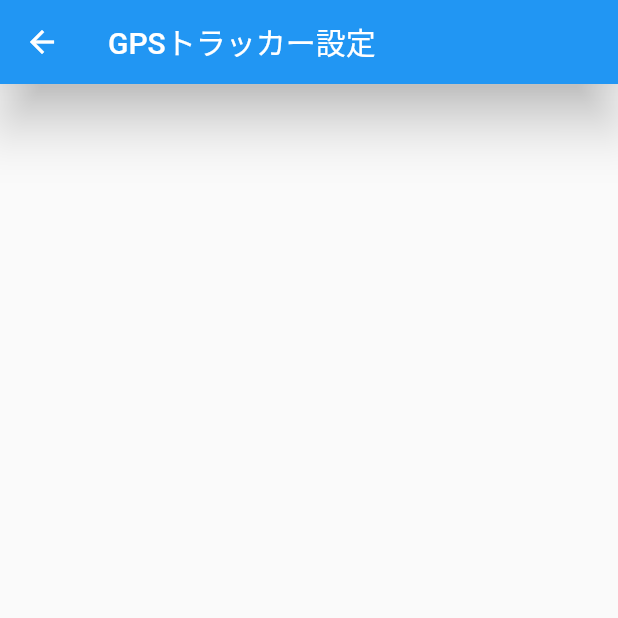
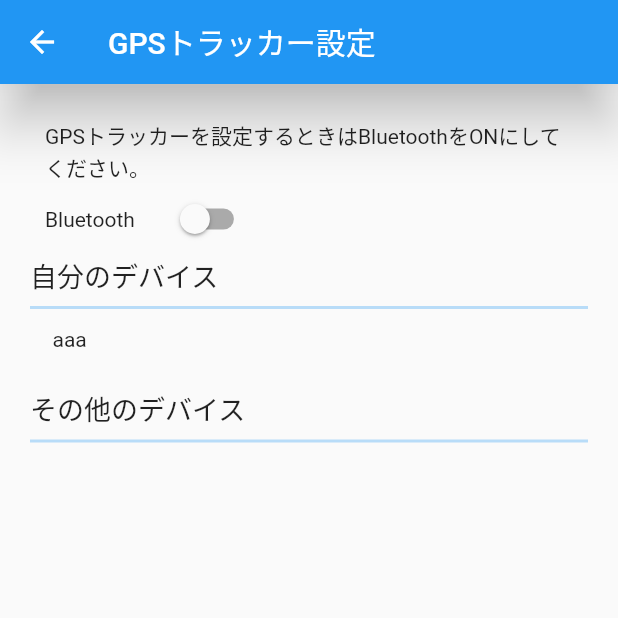
Before and after one commit to giangdolqa/GpsTrackerContactApp, a Flutter app: the GpsTrackerSettingView screen opened by its route, on a phone screen of 412 x 824 dp, the top half of it. Run offline on Flutter 3.47's test engine with Material 2 defaults, Android fonts, the light colour scheme and no system bars; our stand-ins replace audioplayers, date_format, dio, event_bus, flutter_blue, font_awesome_flutter and 6 more; missing offline and left inert: background_location, flutter_polyline_points, flutter_volume_slider, google_maps_controller, mqtt_client, popup_menu; accounts and stored records are empty.

Commit message:
Gpsトラッカー設定画面（途中

```diff
--- /dev/null
+++ b/source/managerApp/lib/beans/device_info.dart
@@ -0,0 +1,12 @@
+// 通常情報
+import 'dart:convert';
+
+import 'package:flutter/cupertino.dart';
+import 'package:geolocator/geolocator.dart';
+import 'package:toast/toast.dart';
+
+class DeviceInfo {
+  String name; // 名称
+  String HID; // ハードウェアID
+
+}
--- a/source/managerApp/lib/views/gpstracker_setting_view.dart
+++ b/source/managerApp/lib/views/gpstracker_setting_view.dart
@@ -2,6 +2,7 @@ import 'dart:async';
 
 import 'package:flutter/material.dart';
 import 'package:flutter/services.dart';
+import 'package:gps_tracker/beans/device_info.dart';
 
 import 'package:intl/intl.dart';
 
@@ -14,6 +15,69 @@ class GpsTrackerSettingView extends StatefulWidget {
 
 class GpsTrackerSettingViewState extends State<GpsTrackerSettingView> {
   String title = 'GPSトラッカー設定';
+  bool _blueToothFlag = false;
+  List<DeviceInfo> myDevices = [];
+  List<DeviceInfo> otherDevices = [];
+  List<Widget> myDevlist = [];
+  List<Widget> otherDevList = [];
+
+  @override
+  void initState() {
+    super.initState();
+    getMyDevListRow();
+    getOtherDevListRow();
+  }
+
+  // デバイスリストアイテム作成
+  void getMyDevListRow() async {
+    myDevlist.clear();
+    List<Widget> tmpDevlist = [];
+    // myDevices = .. TODO:  ペアリング済み設備取得
+    // DeviceInfo di = new DeviceInfo();
+    // di.name = "aaa";
+    // di.HID = "bbb";
+    // myDevices.add(di);
+    myDevices.forEach((device) {
+      tmpDevlist.add(
+        Container(
+          padding: EdgeInsets.all(5),
+          child: Row(
+            children: [
+              Text(device.name, style: TextStyle(fontSize: 14)),
+            ],
+          ),
+        ),
+      );
+    });
+    setState(() {
+      myDevlist = tmpDevlist;
+    });
+  }
+
+  void getOtherDevListRow() async {
+    otherDevList.clear();
+    List<Widget> tmpDevlist = [];
+    // myDevices = .. TODO:  ペアリング済み設備取得
+    DeviceInfo di = new DeviceInfo();
+    di.name = "aaa";
+    di.HID = "bbb";
+    otherDevices.add(di);
+    otherDevices.forEach((device) {
+      tmpDevlist.add(
+        Container(
+          padding: EdgeInsets.all(5),
+          child: Row(
+            children: [
+              Text(device.name, style: TextStyle(fontSize: 14)),
+            ],
+          ),
+        ),
+      );
+    });
+    setState(() {
+      myDevlist = tmpDevlist;
+    });
+  }
 
   @override
   Widget build(BuildContext context) {
@@ -25,7 +89,78 @@ class GpsTrackerSettingViewState extends State<GpsTrackerSettingView> {
       body: ListView(
         padding: const EdgeInsets.symmetric(horizontal: 20.0, vertical: 24.0),
         children: <Widget>[
-
+          Container(
+            padding: EdgeInsets.fromLTRB(10, 0, 10, 0),
+            child: Text(
+              "GPSトラッカーを設定するときはBluetoothをONにしてください。",
+              style: TextStyle(fontSize: 14),
+            ),
+          ),
+          Container(
+            padding: EdgeInsets.fromLTRB(10, 0, 10, 0),
+            child: Row(
+              children: [
+                Text(
+                  "Bluetooth",
+                  style: TextStyle(fontSize: 14),
+                ),
+                Container(
+                  padding: EdgeInsets.only(left: 20),
+                  child: Switch(
+                    value: _blueToothFlag,
+                    activeColor: Colors.green,
+                    onChanged: (value) {
+                      setState(() {
+                        _blueToothFlag = value;
+                      });
+                    },
+                  ),
+                ),
+              ],
+            ),
+          ),
+          Container(
+            // padding: EdgeInsets.fromLTRB(10, 0, 10, 0),
+            child: Text(
+              "自分のデバイス",
+              style: TextStyle(fontSize: 18),
+            ),
+          ),
+          Container(
+            // padding: EdgeInsets.fromLTRB(10, 0, 10, 0),
+            child: Divider(
+              color: Colors.blue.withOpacity(0.3),
+              thickness: 2,
+            ),
+          ),
+          Container(
+            padding: EdgeInsets.fromLTRB(10, 0, 10, 20),
+            child: ListView(
+              shrinkWrap: true,
+              children: myDevlist,
+            ),
+          ),
+          Container(
+            // padding: EdgeInsets.fromLTRB(10, 0, 10, 0),
+            child: Text(
+              "その他のデバイス",
+              style: TextStyle(fontSize: 18),
+            ),
+          ),
+          Container(
+            // padding: EdgeInsets.fromLTRB(10, 0, 10, 0),
+            child: Divider(
+              color: Colors.blue.withOpacity(0.3),
+              thickness: 2,
+            ),
+          ),
+          Container(
+            padding: EdgeInsets.fromLTRB(10, 0, 10, 20),
+            child: ListView(
+              shrinkWrap: true,
+              children: otherDevList,
+            ),
+          ),
         ],
       ),
     );
```
